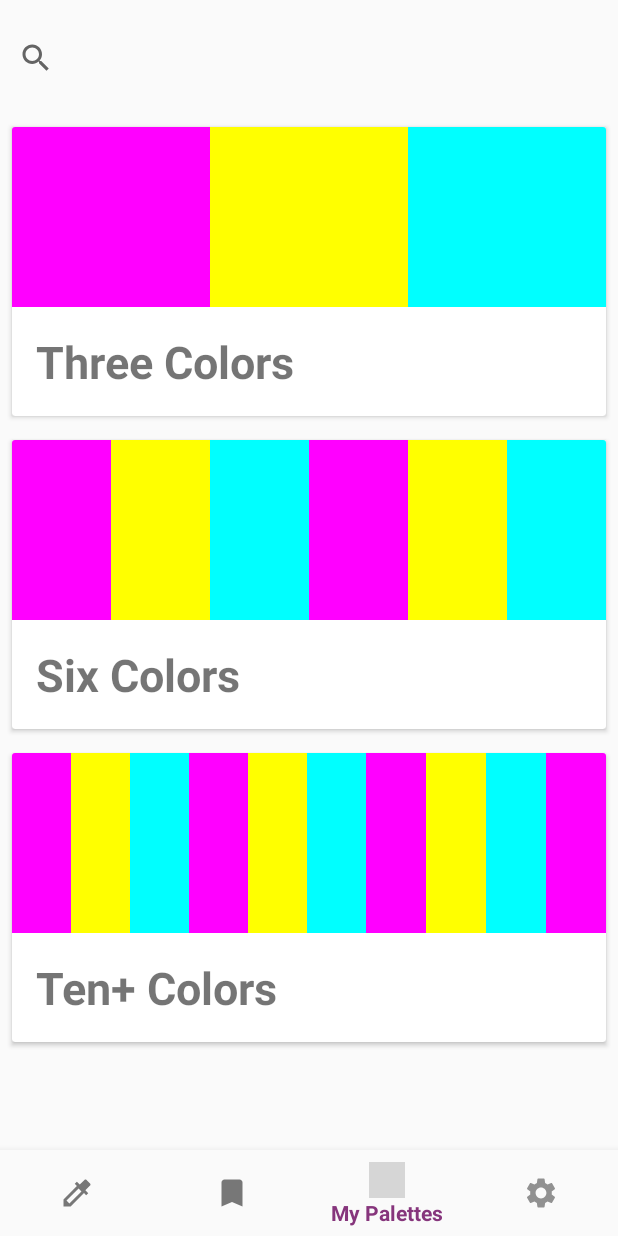
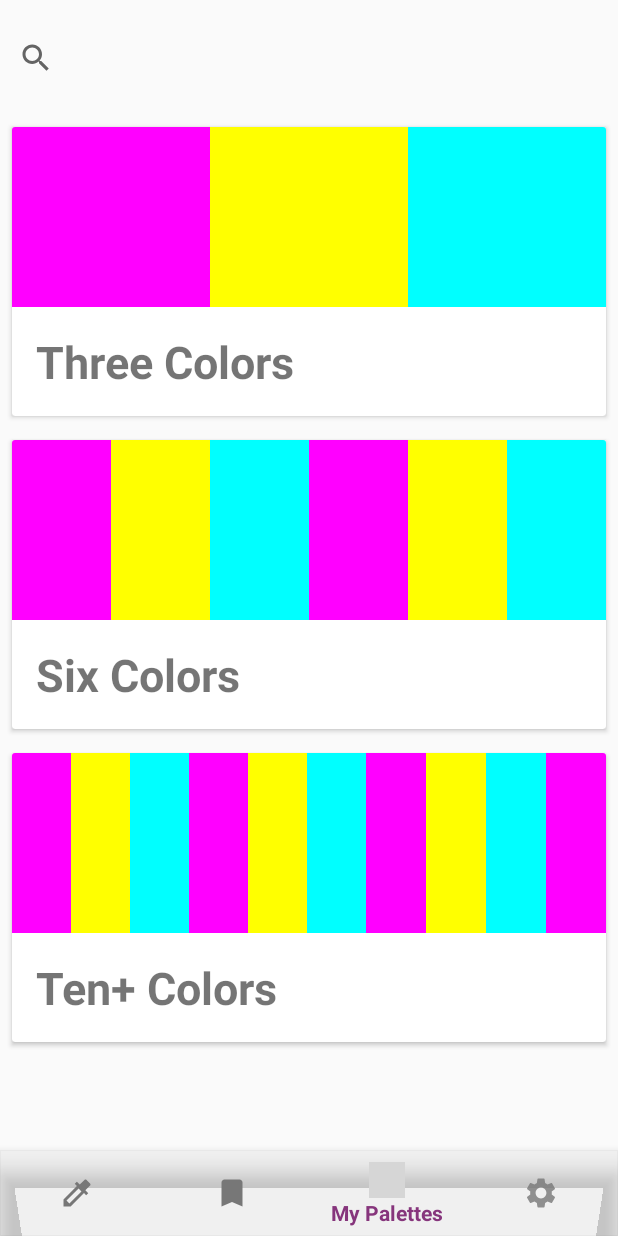
Before and after one commit to Team-Harmony-Dev/LiveColor, an Android app: the screen it shows after launch (MainActivity), item 3 of the bottom bar chosen, on a phone screen of 412 x 824 dp. Run offline under Robolectric (Android 15) with nearby library versions, the phone set to English and light mode, and no system bars; pictures from the network do not load; grey boxes are pictures that could not be loaded.

Commit message:
trying out darker bottom bar

```diff
--- a/app/src/main/res/layout/activity_main.xml
+++ b/app/src/main/res/layout/activity_main.xml
@@ -22,7 +22,7 @@
         android:layout_width="match_parent"
         android:layout_height="wrap_content"
         android:layout_weight="1"
-        android:background="?android:attr/windowBackground"
+        android:background="#1A969696"
         app:itemHorizontalTranslationEnabled="false"
         app:itemIconTint="@xml/bottom_nav_button_colors"
         app:itemTextColor="@xml/bottom_nav_button_colors"
--- a/app/src/main/res/menu/bottom_nav_menu.xml
+++ b/app/src/main/res/menu/bottom_nav_menu.xml
@@ -1,5 +1,6 @@
 <?xml version="1.0" encoding="utf-8"?>
 <menu xmlns:android="http://schemas.android.com/apk/res/android">
+
 
     <item
         android:id="@+id/navigation_color_picker"
--- a/app/src/main/res/values/styles.xml
+++ b/app/src/main/res/values/styles.xml
@@ -8,6 +8,7 @@
         <item name="colorAccent">@color/colorAccent</item>
 
         <!-- for custom action bar -->
+        <!-- <item name="android:itemBackground">@color/colorPrimaryDark</item> -->
         <item name="windowActionBar">false</item>
         <item name="windowNoTitle">true</item>
 
```
